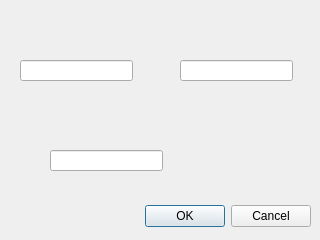
Qt form gui/fortify_dialog.ui (TaimoorRana/Risk) before a commit.
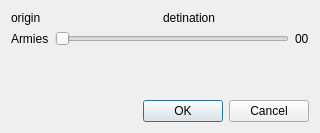
The same form after that commit.

Commit message: added fortify armies slider

What changed in the file:
```diff
--- a/gui/fortify_dialog.ui
+++ b/gui/fortify_dialog.ui
@@ -7,58 +7,80 @@
     <x>0</x>
     <y>0</y>
     <width>320</width>
-    <height>240</height>
+    <height>133</height>
    </rect>
   </property>
   <property name="windowTitle">
    <string>Dialog</string>
   </property>
-  <widget class="QDialogButtonBox" name="buttonBox">
-   <property name="geometry">
-    <rect>
-     <x>10</x>
-     <y>200</y>
-     <width>301</width>
-     <height>32</height>
-    </rect>
-   </property>
-   <property name="orientation">
-    <enum>Qt::Horizontal</enum>
-   </property>
-   <property name="standardButtons">
-    <set>QDialogButtonBox::Cancel|QDialogButtonBox::Ok</set>
-   </property>
-  </widget>
-  <widget class="QLineEdit" name="originCountry">
-   <property name="geometry">
-    <rect>
-     <x>20</x>
-     <y>60</y>
-     <width>113</width>
-     <height>21</height>
-    </rect>
-   </property>
-  </widget>
-  <widget class="QLineEdit" name="destinationCountry">
-   <property name="geometry">
-    <rect>
-     <x>180</x>
-     <y>60</y>
-     <width>113</width>
-     <height>21</height>
-    </rect>
-   </property>
-  </widget>
-  <widget class="QLineEdit" name="numArmies">
-   <property name="geometry">
-    <rect>
-     <x>50</x>
-     <y>150</y>
-     <width>113</width>
-     <height>21</height>
-    </rect>
-   </property>
-  </widget>
+  <layout class="QVBoxLayout" name="verticalLayout">
+   <item>
+    <layout class="QHBoxLayout" name="horizontalLayout">
+     <item>
+      <widget class="QLabel" name="originCountry">
+       <property name="text">
+        <string>origin</string>
+       </property>
+      </widget>
+     </item>
+     <item>
+      <widget class="QLabel" name="destinationCountry">
+       <property name="text">
+        <string>detination</string>
+       </property>
+      </widget>
+     </item>
+    </layout>
+   </item>
+   <item>
+    <layout class="QHBoxLayout" name="horizontalLayout_2">
+     <item>
+      <widget class="QLabel" name="label">
+       <property name="text">
+        <string>Armies</string>
+       </property>
+      </widget>
+     </item>
+     <item>
+      <widget class="QSlider" name="armiesSlider">
+       <property name="orientation">
+        <enum>Qt::Horizontal</enum>
+       </property>
+      </widget>
+     </item>
+     <item>
+      <widget class="QLabel" name="numArmies">
+       <property name="text">
+        <string>00</string>
+       </property>
+      </widget>
+     </item>
+    </layout>
+   </item>
+   <item>
+    <spacer name="verticalSpacer">
+     <property name="orientation">
+      <enum>Qt::Vertical</enum>
+     </property>
+     <property name="sizeHint" stdset="0">
+      <size>
+       <width>20</width>
+       <height>40</height>
+      </size>
+     </property>
+    </spacer>
+   </item>
+   <item>
+    <widget class="QDialogButtonBox" name="buttonBox">
+     <property name="orientation">
+      <enum>Qt::Horizontal</enum>
+     </property>
+     <property name="standardButtons">
+      <set>QDialogButtonBox::Cancel|QDialogButtonBox::Ok</set>
+     </property>
+    </widget>
+   </item>
+  </layout>
  </widget>
  <resources/>
  <connections>
```
Left out of the diff: 28 changed lines with no effect on the pictures. The commit also changes 6 other files.
